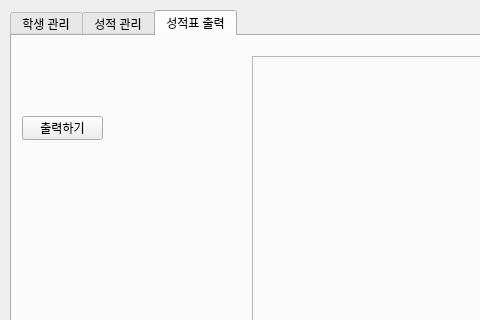
First picture: the form in QManager/manager.ui, repository mekhanjc/student_grade_manager, before the edit; both pictures show x 0 to 480 and y 0 to 320 of the 1004 by 639 pixel window.
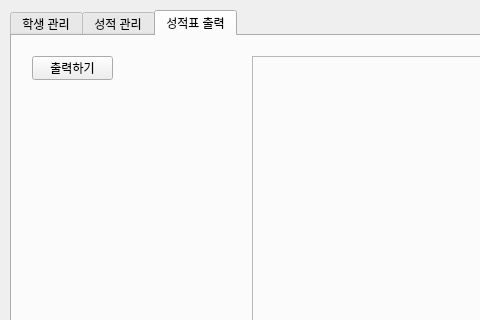
Second picture: the form after the edit. The open tabs and pages were chosen to show the change.

Commit message: 검색 시 표 전체가 보이도록 수정

Patch:
```diff
--- a/QManager/manager.ui
+++ b/QManager/manager.ui
@@ -560,8 +560,8 @@
      <widget class="QPushButton" name="printButton">
       <property name="geometry">
        <rect>
-        <x>10</x>
-        <y>80</y>
+        <x>20</x>
+        <y>20</y>
         <width>81</width>
         <height>24</height>
        </rect>
```
Left out of the diff: 4 changed lines with no effect on the pictures. The commit also changes 1 other file.
